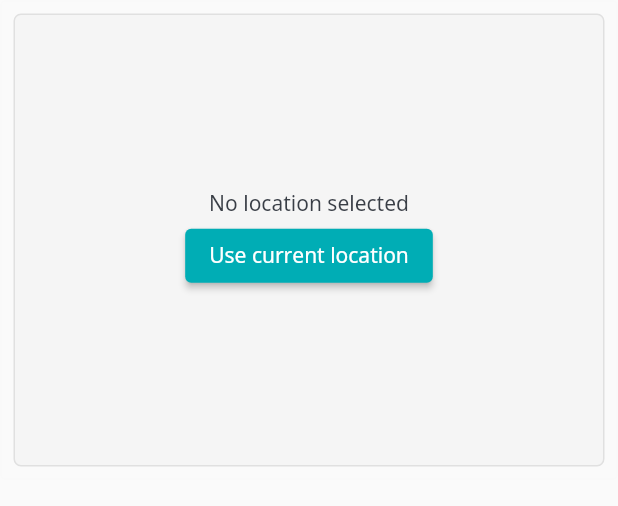
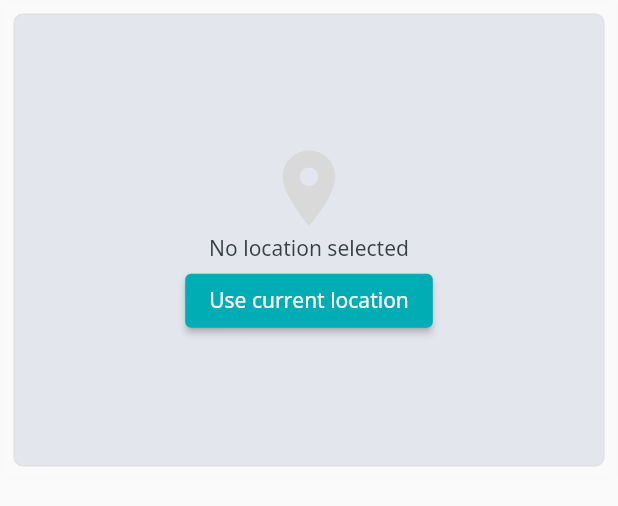
Before and after one commit to onehealthtoolkit/ohtk-mobile, a Flutter app: the FormLocationField widget shown alone on an empty page, opened directly with empty values, on a phone screen of 412 x 824 dp. Shown: the top 506 px of the screen. Run offline on Flutter 3.47's test engine with Material 2 defaults, Android fonts, the phone set to English and light mode, and no system bars; drawn by our look-alikes of overlay_support; our stand-ins replace cached_network_image, carousel_slider, connectivity_plus, cookie_jar, dartz, decimal and 24 more; missing offline and left inert: gql_dio_link, jwt_decode, mobile_scanner, stacked_hooks; accounts and stored records are empty; generated files the repository leaves out were written again; network calls fail; statements that could not run were skipped.

Commit message:
apply theme to location field

```diff
--- a/lib/opsv_form/widgets/location_field.dart
+++ b/lib/opsv_form/widgets/location_field.dart
@@ -12,6 +12,7 @@ class FormLocationField extends StatefulWidget {
 class _FormLocationFieldState extends State<FormLocationField> {
   final Completer<GoogleMapController> _controller = Completer();
   final _logger = locator<Logger>();
+  final AppTheme appTheme = locator<AppTheme>();
 
   @override
   Widget build(BuildContext context) {
@@ -36,15 +37,21 @@ class _FormLocationFieldState extends State<FormLocationField> {
             if (latitude == null || longitude == null)
               Container(
                 decoration: BoxDecoration(
-                    border: Border.all(color: Colors.grey.shade300),
-                    borderRadius: BorderRadius.circular(5),
-                    color: Colors.grey.shade100),
+                  border: Border.all(color: Colors.grey.shade300),
+                  borderRadius: BorderRadius.circular(appTheme.borderRadius),
+                  color: appTheme.sub4,
+                ),
                 child: SizedBox(
                   height: 300,
                   child: Center(
                     child: Column(
                       mainAxisAlignment: MainAxisAlignment.center,
                       children: [
+                        const Icon(
+                          Icons.location_on_sharp,
+                          size: 60,
+                          color: Color(0xFFD9D9D9),
+                        ),
                         Text(AppLocalizations.of(context)!
                             .fieldUndefinedLocation),
                         ElevatedButton(
```
Also changed, not shown: lib/ui/report/report_form_view.dart (+13 -2 lines).
